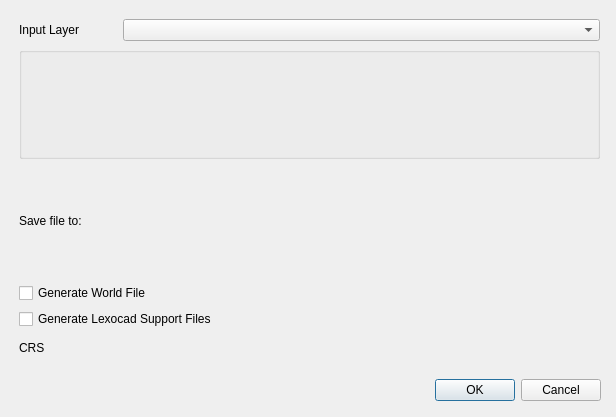
Old version of the form raster_cutter_dialog_base.ui in the repository geometalab/qgis-raster-cutter.
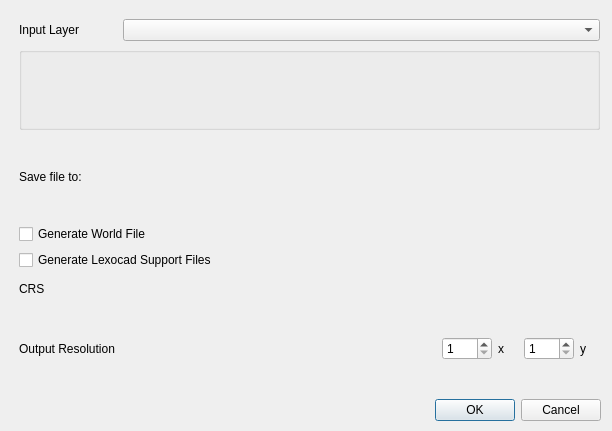
New version of the form. Custom widgets are drawn as their Qt base class.

Commit message: added output resolution functionality

Diff of the .ui file:
```diff
--- a/raster_cutter_dialog_base.ui
+++ b/raster_cutter_dialog_base.ui
@@ -6,8 +6,8 @@
    <rect>
     <x>0</x>
     <y>0</y>
-    <width>616</width>
-    <height>417</height>
+    <width>612</width>
+    <height>431</height>
    </rect>
   </property>
   <property name="windowTitle">
@@ -17,7 +17,7 @@
    <property name="geometry">
     <rect>
      <x>20</x>
-     <y>370</y>
+     <y>390</y>
      <width>581</width>
      <height>41</height>
     </rect>
@@ -35,7 +35,7 @@
      <x>19</x>
      <y>19</y>
      <width>581</width>
-     <height>341</height>
+     <height>371</height>
     </rect>
    </property>
    <layout class="QVBoxLayout" name="verticalLayout">
@@ -166,6 +166,84 @@
       </item>
      </layout>
     </item>
+    <item>
+     <layout class="QHBoxLayout" name="horizontalLayout_3">
+      <item>
+       <widget class="QLabel" name="label_2">
+        <property name="minimumSize">
+         <size>
+          <width>200</width>
+          <height>0</height>
+         </size>
+        </property>
+        <property name="text">
+         <string>Output Resolution</string>
+        </property>
+       </widget>
+      </item>
+      <item>
+       <widget class="QSpinBox" name="x_res_box">
+        <property name="maximumSize">
+         <size>
+          <width>50</width>
+          <height>16777215</height>
+         </size>
+        </property>
+        <property name="prefix">
+         <string/>
+        </property>
+        <property name="minimum">
+         <number>1</number>
+        </property>
+        <property name="maximum">
+         <number>99999</number>
+        </property>
+       </widget>
+      </item>
+      <item>
+       <widget class="QLabel" name="label_3">
+        <property name="maximumSize">
+         <size>
+          <width>20</width>
+          <height>16777215</height>
+         </size>
+        </property>
+        <property name="text">
+         <string>x</string>
+        </property>
+       </widget>
+      </item>
+      <item>
+       <widget class="QSpinBox" name="y_res_box">
+        <property name="maximumSize">
+         <size>
+          <width>50</width>
+          <height>16777215</height>
+         </size>
+        </property>
+        <property name="minimum">
+         <number>1</number>
+        </property>
+        <property name="maximum">
+         <number>9999</number>
+        </property>
+       </widget>
+      </item>
+      <item>
+       <widget class="QLabel" name="label_4">
+        <property name="maximumSize">
+         <size>
+          <width>20</width>
+          <height>16777215</height>
+         </size>
+        </property>
+        <property name="text">
+         <string>y</string>
+        </property>
+       </widget>
+      </item>
+     </layout>
+    </item>
    </layout>
   </widget>
  </widget>
```
The commit also changes 1 other file.
